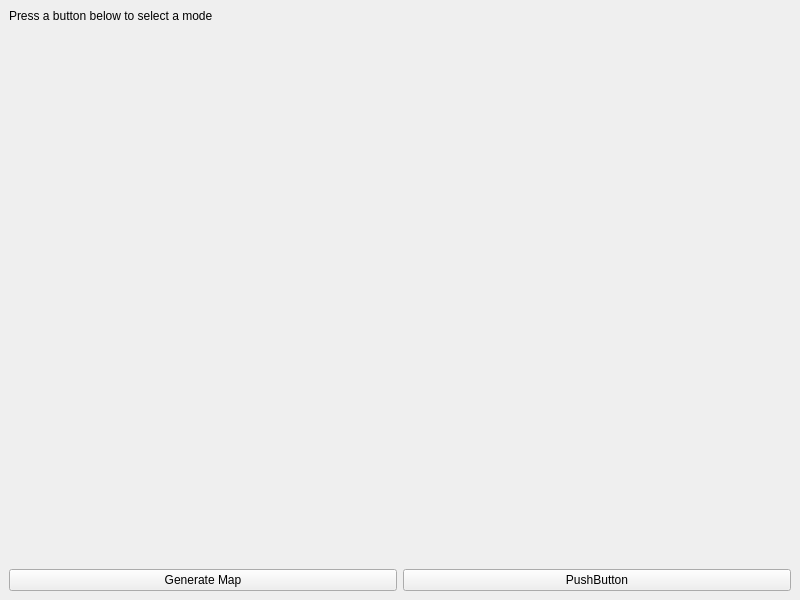
First picture: the form in mainwindow.ui, repository nitzryan/ScotlandYardAI, before the edit.
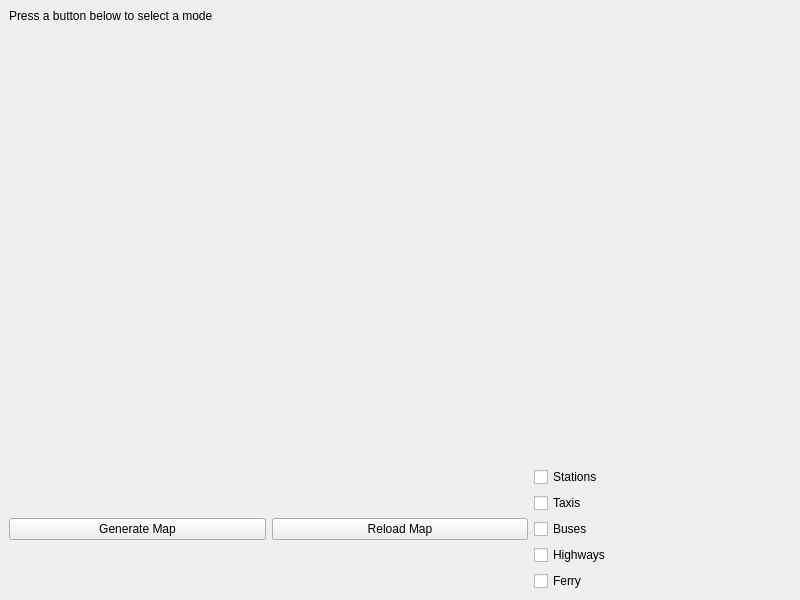
Second picture: the form after the edit. Icons and pictures are not drawn. Custom widgets are drawn as their Qt base class.

```diff
--- a/mainwindow.ui
+++ b/mainwindow.ui
@@ -70,10 +70,49 @@
       <item>
        <widget class="QPushButton" name="pushButton">
         <property name="text">
-         <string>PushButton</string>
+         <string>Reload Map</string>
         </property>
        </widget>
       </item>
+      <item>
+       <layout class="QVBoxLayout" name="verticalLayout_3">
+        <item>
+         <widget class="QCheckBox" name="cb_Stations">
+          <property name="text">
+           <string>Stations</string>
+          </property>
+         </widget>
+        </item>
+        <item>
+         <widget class="QCheckBox" name="cb_Taxis">
+          <property name="text">
+           <string>Taxis</string>
+          </property>
+         </widget>
+        </item>
+        <item>
+         <widget class="QCheckBox" name="cb_Buses">
+          <property name="text">
+           <string>Buses</string>
+          </property>
+         </widget>
+        </item>
+        <item>
+         <widget class="QCheckBox" name="cb_Highways">
+          <property name="text">
+           <string>Highways</string>
+          </property>
+         </widget>
+        </item>
+        <item>
+         <widget class="QCheckBox" name="cb_Ferry">
+          <property name="text">
+           <string>Ferry</string>
+          </property>
+         </widget>
+        </item>
+       </layout>
+      </item>
      </layout>
     </item>
    </layout>
```
Left out of the diff: 5 changed lines with no effect on the pictures.
